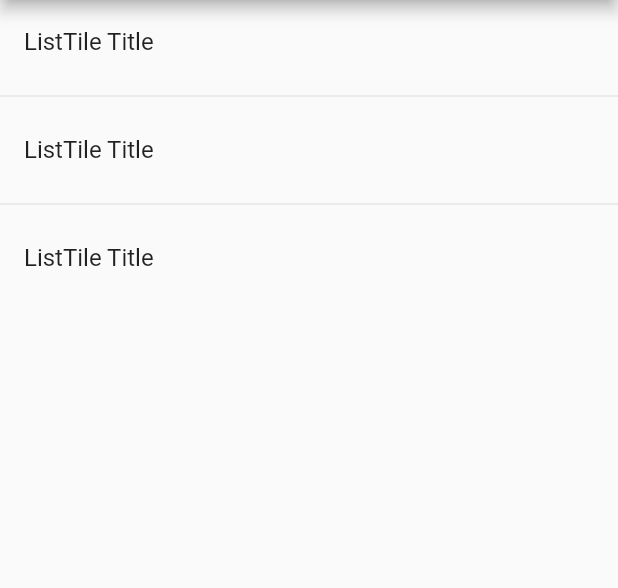
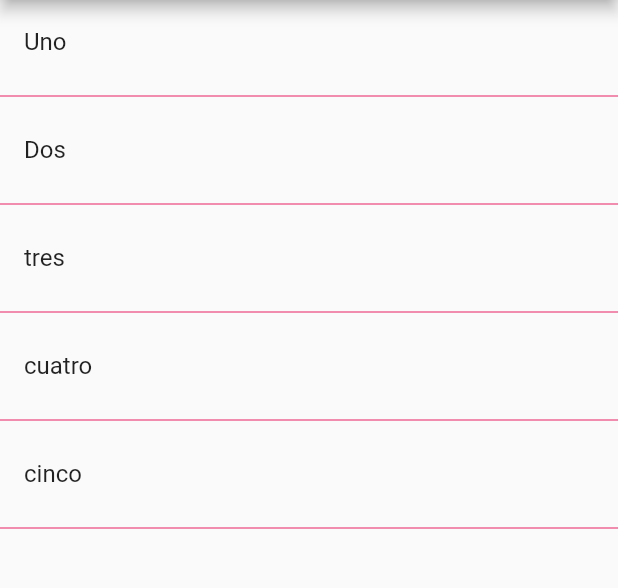
Before and after one commit to JoseCima/componentes, a Flutter app: the screen it shows after launch, on a phone screen of 412 x 824 dp, the part 84-672 px from its top. Run offline on Flutter 3.47's test engine with Material 2 defaults, Android fonts, the phone set to English and light mode, and no system bars.

Commit message:
Creando ListTiles a partir de una lista estática

```diff
--- a/lib/src/pages/home_temp.dart
+++ b/lib/src/pages/home_temp.dart
@@ -1,6 +1,9 @@
 import 'package:flutter/material.dart';
 
 class HomePageTemp extends StatelessWidget {
+
+
+final opciones  = ['Uno', 'Dos','tres', 'cuatro', 'cinco'];
 
   @override
   Widget build(BuildContext context) {
@@ -9,21 +12,32 @@ class HomePageTemp extends StatelessWidget {
         title: Text('Componentes Temp by JoseCima'),
       ),
       body: ListView(
-        children: <Widget>[
-          ListTile(
-            title: Text('ListTile Title'),
-          ),
-          Divider(),
-           ListTile(
-            title: Text('ListTile Title'),
-          ),
-          Divider(),
-           ListTile(
-            title: Text('ListTile Title'),
-          )
-          ],
+        children: _crearItems()
       ),
     );
 
   }
+
+
+
+   List<Widget> _crearItems(){
+    List<Widget> lista = [];
+
+    for (String opt in opciones) {
+      final tempWidget = ListTile(
+        title: Text(opt),
+      );
+      lista..add(tempWidget)
+          ..add(Divider(color:Colors.pink));
+    }
+    return lista;
+  }
+
+
+
+  List<Widget> _crearItemsCorta(){
+
+    return [];
+  }
+
 }
```
